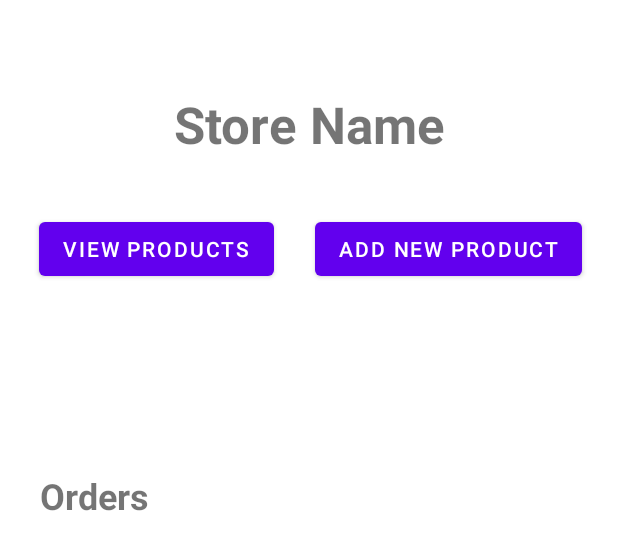
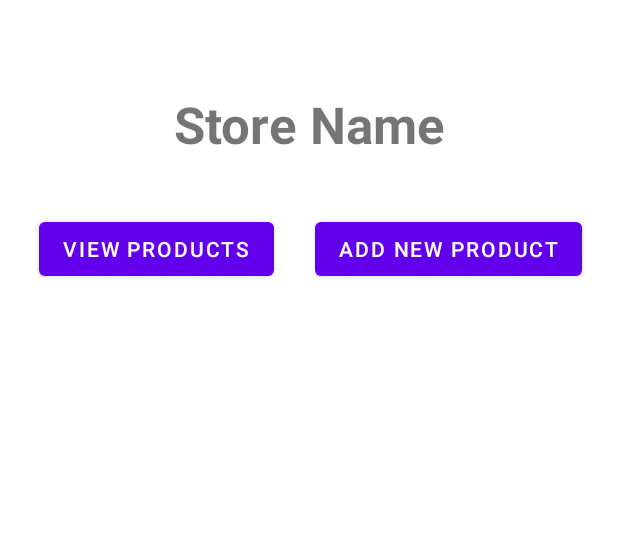
Before and after one commit to LunarECL/QuickBasket, an Android app: the layout activity_main_screen_customer.xml on its own in the app's theme, with its tools: preview values and no code run, on a phone screen of 412 x 824 dp. Shown: the top 550 px of the screen. Run offline under Robolectric (Android 15) with nearby library versions, the phone set to English and light mode, and no system bars.

Commit message:
Added java files for Customer Main Screen

```diff
--- a/app/src/main/AndroidManifest.xml
+++ b/app/src/main/AndroidManifest.xml
@@ -12,7 +12,7 @@
         android:supportsRtl="true"
         android:theme="@style/Theme.QuickBasket">
         <activity
-            android:name=".main_screen_owner"
+            android:name=".main_screen_customer"
             android:exported="false" />
         <activity
             android:name=".MainActivity"
--- /dev/null
+++ b/app/src/main/java/com/example/quickbasket/main_screen_customer.java
@@ -0,0 +1,16 @@
+package com.example.quickbasket;
+
+import androidx.appcompat.app.AppCompatActivity;
+
+import android.os.Bundle;
+
+public class main_screen_customer extends AppCompatActivity {
+
+    private static final String TAG = "main_screen_owner";
+
+    @Override
+    protected void onCreate(Bundle savedInstanceState) {
+        super.onCreate(savedInstanceState);
+        setContentView(R.layout.activity_main_screen_customer);
+    }
+}
--- a/app/src/main/res/layout/activity_main_screen_owner.xml
+++ b/app/src/main/res/layout/activity_main_screen_customer.xml
@@ -4,7 +4,7 @@
     xmlns:tools="http://schemas.android.com/tools"
     android:layout_width="match_parent"
     android:layout_height="match_parent"
-    tools:context=".main_screen_owner">
+    tools:context=".main_screen_customer">
 
     <TextView
         android:id="@+id/textView12"
@@ -18,16 +18,6 @@
         app:layout_constraintEnd_toEndOf="parent"
         app:layout_constraintStart_toStartOf="parent"
         app:layout_constraintTop_toTopOf="parent" />
-
-    <TextView
-        android:id="@+id/textView7"
-        android:layout_width="wrap_content"
-        android:layout_height="wrap_content"
-        android:text="@string/orders_text"
-        android:textSize="24sp"
-        android:textStyle="bold"
-        app:layout_constraintBottom_toTopOf="@+id/listOrders"
-        app:layout_constraintStart_toStartOf="@+id/listOrders" />
 
     <Button
         android:id="@+id/button7"
@@ -53,13 +43,14 @@
         app:layout_constraintTop_toBottomOf="@+id/textView12"
         app:layout_constraintVertical_bias="0.0" />
 
-    <androidx.recyclerview.widget.RecyclerView
-        android:id="@+id/listOrders"
-        android:layout_width="359dp"
-        android:layout_height="453dp"
-        android:layout_marginBottom="24dp"
+    <ListView
+        android:layout_width="409dp"
+        android:layout_height="475dp"
+        android:layout_marginTop="66dp"
         app:layout_constraintBottom_toBottomOf="parent"
         app:layout_constraintEnd_toEndOf="parent"
-        app:layout_constraintStart_toStartOf="parent" />
+        app:layout_constraintStart_toStartOf="parent"
+        app:layout_constraintTop_toBottomOf="@+id/button3"
+        android:id="@+id/listView"/>
 
 </androidx.constraintlayout.widget.ConstraintLayout>
```
Also changed, not shown: app/src/main/java/com/example/quickbasket/MainActivity.java (+19 -9 lines), app/src/main/java/com/example/quickbasket/StoreInfoAdapter.java (added, +38 -0 lines), app/src/main/java/com/example/quickbasket/StoreInformation.java (added, +37 -0 lines), app/src/main/java/com/example/quickbasket/main_screen_owner.java (deleted, +0 -29 lines), app/src/main/res/layout/customer_store_info_adapter_view_layout.xml (added, +41 -0 lines), app/src/main/res/layout/owner_orders_adapter_view_layout.xml (deleted, +0 -18 lines).
